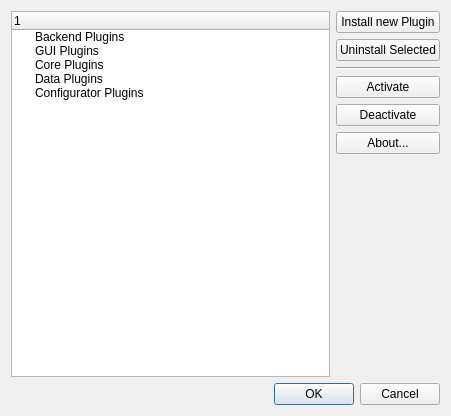
Qt form branches/Shaman2/ui/pluginChooserMockup.ui (drf/shaman1) before a commit.
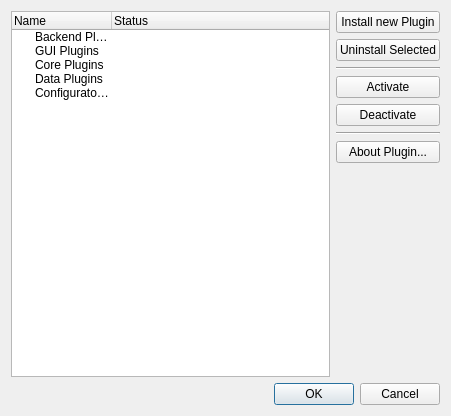
The same form after that commit.

Commit message: yes, now u can start ;)

The edit to the form file:
```diff
--- a/branches/Shaman2/ui/pluginChooserMockup.ui
+++ b/branches/Shaman2/ui/pluginChooserMockup.ui
@@ -19,33 +19,53 @@
       <widget class="QTreeWidget" name="treeWidget" >
        <column>
         <property name="text" >
-         <string/>
+         <string>Name</string>
+        </property>
+       </column>
+       <column>
+        <property name="text" >
+         <string>Status</string>
         </property>
        </column>
        <item>
         <property name="text" >
          <string>Backend Plugins</string>
         </property>
+        <property name="text" >
+         <string/>
+        </property>
        </item>
        <item>
         <property name="text" >
          <string>GUI Plugins</string>
         </property>
+        <property name="text" >
+         <string/>
+        </property>
        </item>
        <item>
         <property name="text" >
          <string>Core Plugins</string>
         </property>
+        <property name="text" >
+         <string/>
+        </property>
        </item>
        <item>
         <property name="text" >
          <string>Data Plugins</string>
         </property>
+        <property name="text" >
+         <string/>
+        </property>
        </item>
        <item>
         <property name="text" >
          <string>Configurator Plugins</string>
         </property>
+        <property name="text" >
+         <string/>
+        </property>
        </item>
       </widget>
      </item>
@@ -86,10 +106,17 @@
          </property>
         </widget>
        </item>
+       <item>
+        <widget class="Line" name="line_2" >
+         <property name="orientation" >
+          <enum>Qt::Horizontal</enum>
+         </property>
+        </widget>
+       </item>
        <item>
         <widget class="QPushButton" name="pushButton_5" >
          <property name="text" >
-          <string>About...</string>
+          <string>About Plugin...</string>
          </property>
         </widget>
        </item>
```
